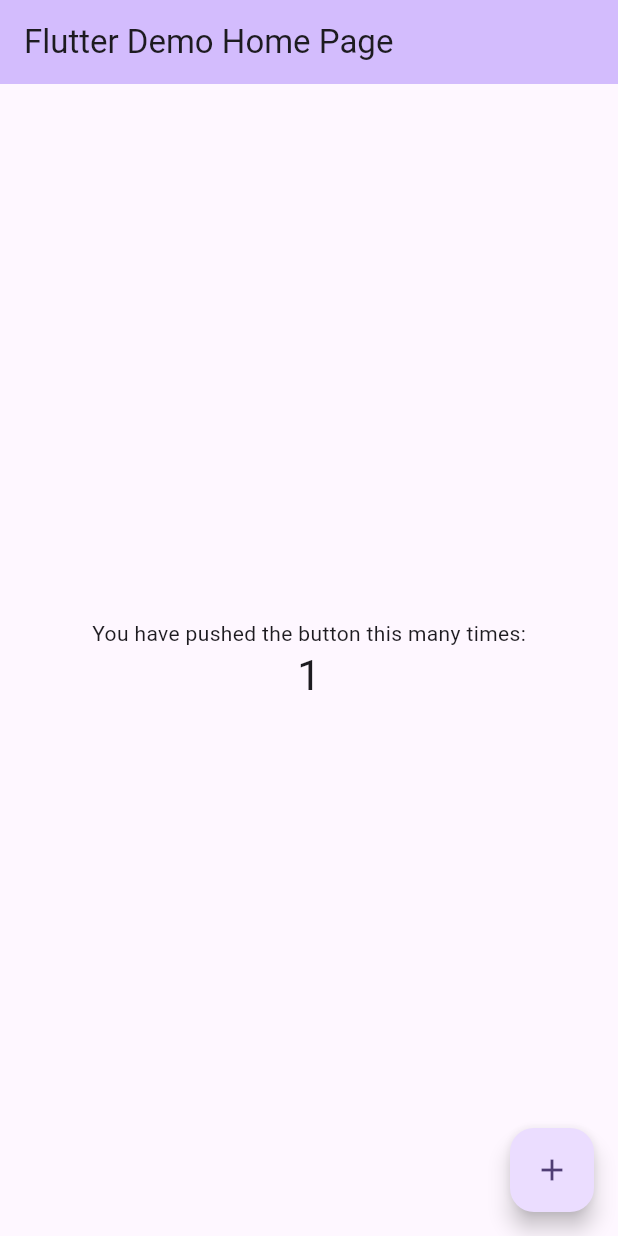
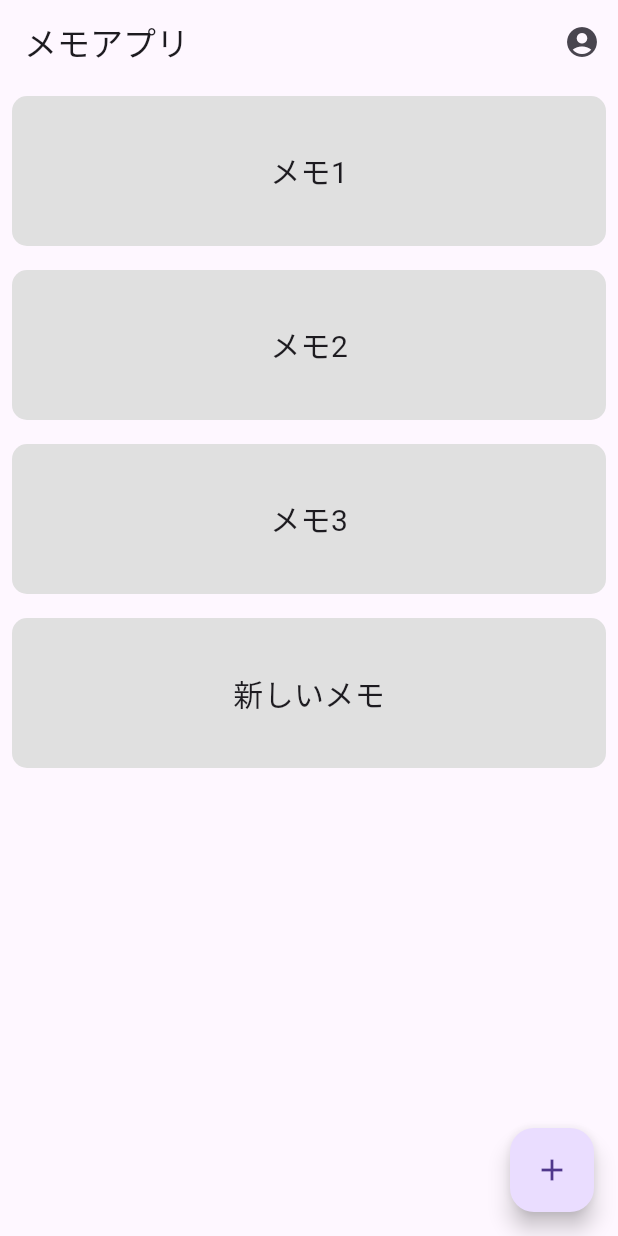
Before and after one commit to Haru0022/flutter_dev_app, a Flutter app: the screen it shows after launch, after a tap on the "add" icon, on a phone screen of 412 x 824 dp. Run offline on Flutter 3.47's test engine with Material 3 defaults, Android fonts, the phone set to English and light mode, and no system bars.

Commit message:
トップ画面作成

```diff
--- a/flutter_dev_app/lib/main.dart
+++ b/flutter_dev_app/lib/main.dart
@@ -1,4 +1,5 @@
-import 'package:flutter/material.dart';
+
+/*import 'package:flutter/material.dart';
 
 void main() {
   runApp(const MyApp());
@@ -123,3 +124,78 @@
     );
   }
 }
+*/
+import 'package:flutter/material.dart';
+
+void main() {
+  runApp(MemoApp());
+}
+
+class MemoApp extends StatelessWidget {
+  @override
+  Widget build(BuildContext context) {
+    return MaterialApp(
+      title: 'メモアプリ',
+      theme: ThemeData(
+        primarySwatch: Colors.grey,
+      ),
+      home: MemoHomePage(),
+    );
+  }
+}
+
+class MemoHomePage extends StatefulWidget {
+  @override
+  _MemoHomePageState createState() => _MemoHomePageState();
+}
+
+class _MemoHomePageState extends State<MemoHomePage> {
+  List<String> memoList = ['メモ1', 'メモ2', 'メモ3']; // メモリストの初期データ
+
+  @override
+  Widget build(BuildContext context) {
+    return Scaffold(
+      appBar: AppBar(
+        title: Text('メモアプリ'),
+        actions: [
+          IconButton(
+            icon: Icon(Icons.account_circle),
+            onPressed: () {
+              // プロフィールアイコンのアクション
+            },
+          ),
+        ],
+      ),
+      body: ListView.builder(
+        itemCount: memoList.length,
+        itemBuilder: (context, index) {
+          return Padding(
+            padding: const EdgeInsets.all(8.0),
+            child: Container(
+              height: 100.0,
+              decoration: BoxDecoration(
+                color: Colors.grey[300],
+                borderRadius: BorderRadius.circular(10.0),
+              ),
+              child: Center(
+                child: Text(
+                  memoList[index],
+                  style: TextStyle(fontSize: 20.0),
+                ),
+              ),
+            ),
+          );
+        },
+      ),
+      floatingActionButton: FloatingActionButton(
+        onPressed: () {
+          // プラスボタンが押されたときのアクション
+          setState(() {
+            memoList.add('新しいメモ'); // メモリストに新しいメモを追加
+          });
+        },
+        child: Icon(Icons.add),
+      ),
+    );
+  }
+}
```
